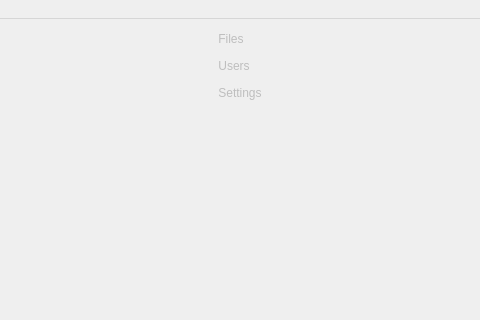
Old version of the form parsec/core/gui/forms/main_window.ui in the repository Scille/parsec-cloud; both pictures show x 160 to 640 and y 0 to 320 of the 800 by 600 pixel window.
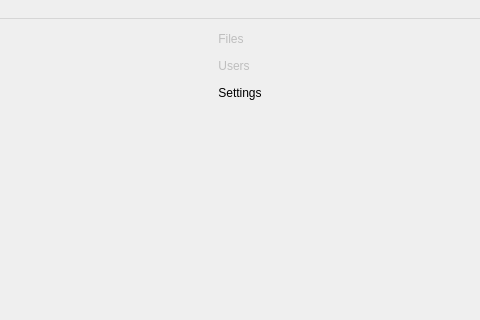
New version of the form. Icons and pictures are not drawn.

```diff
--- a/parsec/core/gui/forms/main_window.ui
+++ b/parsec/core/gui/forms/main_window.ui
@@ -91,7 +91,7 @@
       <item>
        <widget class="QToolButton" name="button_settings">
         <property name="enabled">
-         <bool>false</bool>
+         <bool>true</bool>
         </property>
         <property name="toolTip">
          <string>Configure the application.</string>
```
Left out of the diff: 12 changed lines with no effect on the pictures.
